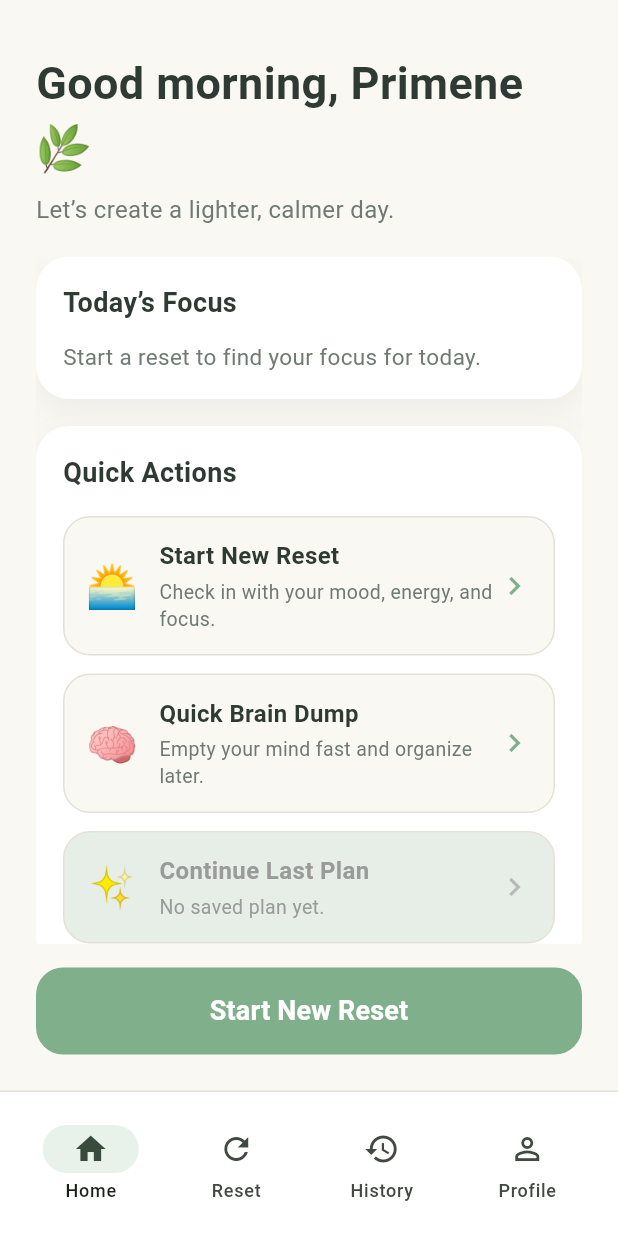
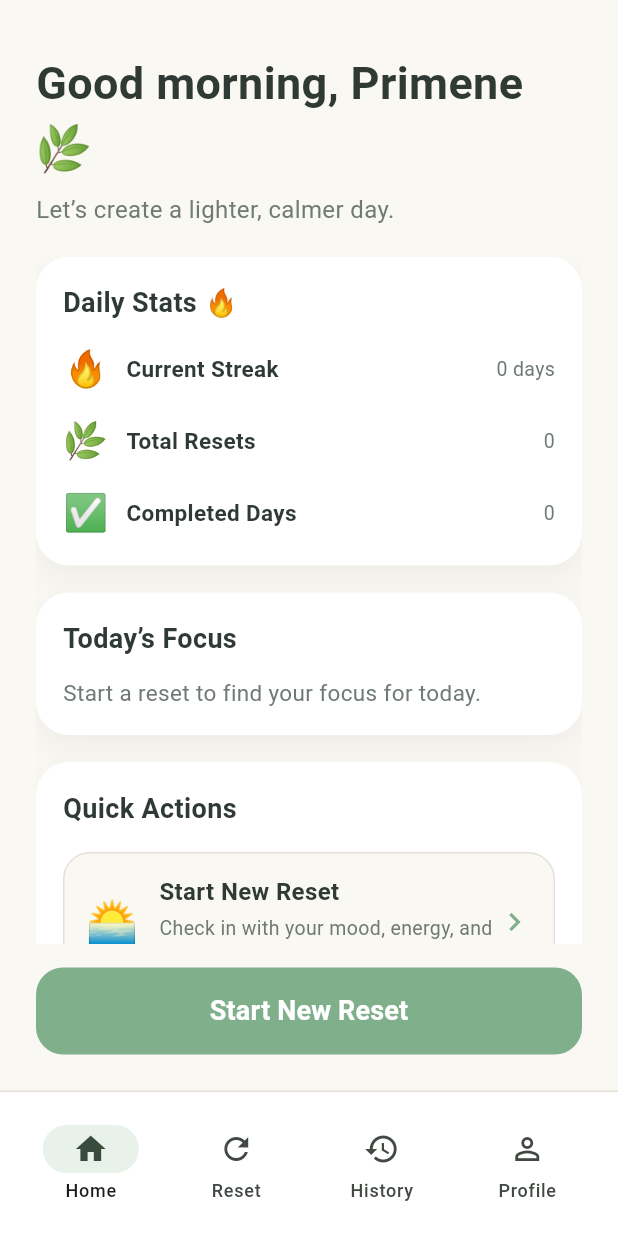
Before and after one commit to velouralabs-pixel/veloura-mind2, a Flutter app: the screen it shows after launch, after a tap on "Get Started", on a phone screen of 412 x 824 dp. Run offline on Flutter 3.47's test engine with Material 3 defaults, Android fonts, the phone set to English and light mode, and no system bars; our stand-ins replace shared_preferences.

Commit message:
Add daily streak and stats

```diff
--- a/lib/main.dart
+++ b/lib/main.dart
@@ -59,6 +59,20 @@ class LastSession {
     required this.energy,
     required this.focus,
     required this.brainDumpText,
+  });
+}
+
+class DailyStats {
+  final int currentStreak;
+  final int totalResets;
+  final int completedDays;
+  final DateTime? lastUsedDate;
+
+  const DailyStats({
+    required this.currentStreak,
+    required this.totalResets,
+    required this.completedDays,
+    required this.lastUsedDate,
   });
 }
 
@@ -112,6 +126,11 @@ class LocalHistoryService {
   static const String historyKey = 'saved_plan_history';
   static const String plannerProgressPrefix = 'planner_progress_';
 
+  static const String dailyUseDatesKey = 'daily_use_dates';
+  static const String totalResetCountKey = 'total_reset_count';
+  static const String completedDayCountKey = 'completed_day_count';
+  static const String lastUsedDateKey = 'last_used_date';
+
   static Future<void> saveSession({
     required String mood,
     required String energy,
@@ -132,6 +151,8 @@ class LocalHistoryService {
       focus: focus,
       brainDumpText: brainDumpText,
     );
+
+    await markDailyUse();
   }
 
   static Future<LastSession?> loadSession() async {
@@ -177,6 +198,11 @@ class LocalHistoryService {
     await prefs.remove(focusKey);
     await prefs.remove(brainDumpKey);
 
+    await prefs.remove(dailyUseDatesKey);
+    await prefs.remove(totalResetCountKey);
+    await prefs.remove(completedDayCountKey);
+    await prefs.remove(lastUsedDateKey);
+
     final keys = prefs.getKeys();
 
     for (final key in keys) {
@@ -226,10 +252,66 @@ class LocalHistoryService {
     ];
   }
 
+  static Future<void> markDailyUse() async {
+    final prefs = await SharedPreferences.getInstance();
+    final today = _dateOnly(DateTime.now());
+
+    final dates = prefs.getStringList(dailyUseDatesKey) ?? [];
+
+    if (!dates.contains(today)) {
+      dates.add(today);
+      await prefs.setStringList(dailyUseDatesKey, dates);
+    }
+
+    final totalResets = prefs.getInt(totalResetCountKey) ?? 0;
+    await prefs.setInt(totalResetCountKey, totalResets + 1);
+    await prefs.setString(lastUsedDateKey, DateTime.now().toIso8601String());
+  }
+
+  static Future<void> markDayCompleted() async {
+    final prefs = await SharedPreferences.getInstance();
+    final completedDays = prefs.getInt(completedDayCountKey) ?? 0;
+
+    await prefs.setInt(completedDayCountKey, completedDays + 1);
+    await markDailyUse();
+  }
+
+  static Future<DailyStats> loadDailyStats() async {
+    final prefs = await SharedPreferences.getInstance();
+
+    final dates = prefs.getStringList(dailyUseDatesKey) ?? [];
+    final dateSet = dates.toSet();
+
+    int streak = 0;
+    DateTime cursor = DateTime.now();
+
+    while (dateSet.contains(_dateOnly(cursor))) {
+      streak++;
+      cursor = cursor.subtract(const Duration(days: 1));
+    }
+
+    final lastUsedRaw = prefs.getString(lastUsedDateKey);
+
+    return DailyStats(
+      currentStreak: streak,
+      totalResets: prefs.getInt(totalResetCountKey) ?? 0,
+      completedDays: prefs.getInt(completedDayCountKey) ?? 0,
+      lastUsedDate: DateTime.tryParse(lastUsedRaw ?? ''),
+    );
+  }
+
   static String _plannerProgressKey(List<String> tasks) {
     final taskText = jsonEncode(tasks);
     final encoded = base64Url.encode(utf8.encode(taskText));
     return '$plannerProgressPrefix$encoded';
+  }
+
+  static String _dateOnly(DateTime date) {
+    final year = date.year.toString().padLeft(4, '0');
+    final month = date.month.toString().padLeft(2, '0');
+    final day = date.day.toString().padLeft(2, '0');
+
+    return '$year-$month-$day';
   }
 
   static Future<void> _addToHistory({
@@ -751,6 +833,8 @@ class HomeDashboardContent extends StatelessWidget {
                 child: SingleChildScrollView(
                   child: Column(
                     children: [
+                      const DailyStatsCard(),
+                      const SizedBox(height: 18),
                       AppCard(
                         child: Column(
                           crossAxisAlignment: CrossAxisAlignment.start,
@@ -1124,6 +1208,7 @@ class ProfileTabContent extends StatelessWidget {
   Widget build(BuildContext context) {
     return Padding(
       padding: const EdgeInsets.all(24),
+      child: SingleChildScrollView(
         child: Column(
           crossAxisAlignment: CrossAxisAlignment.start,
           children: [
@@ -1173,7 +1258,7 @@ class ProfileTabContent extends StatelessWidget {
                   ProfileRow(
                     icon: '🌿',
                     title: 'App Version',
-                  value: 'MVP 1.2',
+                    value: 'MVP 1.3',
                   ),
                   SizedBox(height: 14),
                   ProfileRow(
@@ -1191,6 +1276,8 @@ class ProfileTabContent extends StatelessWidget {
               ),
             ),
             const SizedBox(height: 18),
+            const DailyStatsCard(),
+            const SizedBox(height: 18),
             PrimaryButton(
               text: 'Clear Local History',
               onPressed: () async {
@@ -1205,8 +1292,64 @@ class ProfileTabContent extends StatelessWidget {
                 );
               },
             ),
-        ],
-      ),
+            const SizedBox(height: 24),
+          ],
+        ),
+      ),
+    );
+  }
+}
+
+class DailyStatsCard extends StatelessWidget {
+  const DailyStatsCard({super.key});
+
+  @override
+  Widget build(BuildContext context) {
+    return FutureBuilder<DailyStats>(
+      future: LocalHistoryService.loadDailyStats(),
+      builder: (context, snapshot) {
+        final stats = snapshot.data ??
+            const DailyStats(
+              currentStreak: 0,
+              totalResets: 0,
+              completedDays: 0,
+              lastUsedDate: null,
+            );
+
+        return AppCard(
+          child: Column(
+            crossAxisAlignment: CrossAxisAlignment.start,
+            children: [
+              const Text(
+                'Daily Stats 🔥',
+                style: TextStyle(
+                  fontSize: 18,
+                  fontWeight: FontWeight.bold,
+                  color: darkText,
+                ),
+              ),
+              const SizedBox(height: 14),
+              ProfileRow(
+                icon: '🔥',
+                title: 'Current Streak',
+                value: '${stats.currentStreak} days',
+              ),
+              const SizedBox(height: 14),
+              ProfileRow(
+                icon: '🌿',
+                title: 'Total Resets',
+                value: '${stats.totalResets}',
+              ),
+              const SizedBox(height: 14),
+              ProfileRow(
+                icon: '✅',
+                title: 'Completed Days',
+                value: '${stats.completedDays}',
+              ),
+            ],
+          ),
+        );
+      },
     );
   }
 }
@@ -2123,7 +2266,11 @@ class _EveningReflectionScreenState extends State<EveningReflectionScreen> {
               PrimaryButton(
                 text: 'Finish Day',
                 enabled: canFinish,
-                onPressed: () {
+                onPressed: () async {
+                  await LocalHistoryService.markDayCompleted();
+
+                  if (!context.mounted) return;
+
                   Navigator.push(
                     context,
                     MaterialPageRoute(
```
Lines whose indentation alone changed are shown as unchanged.
